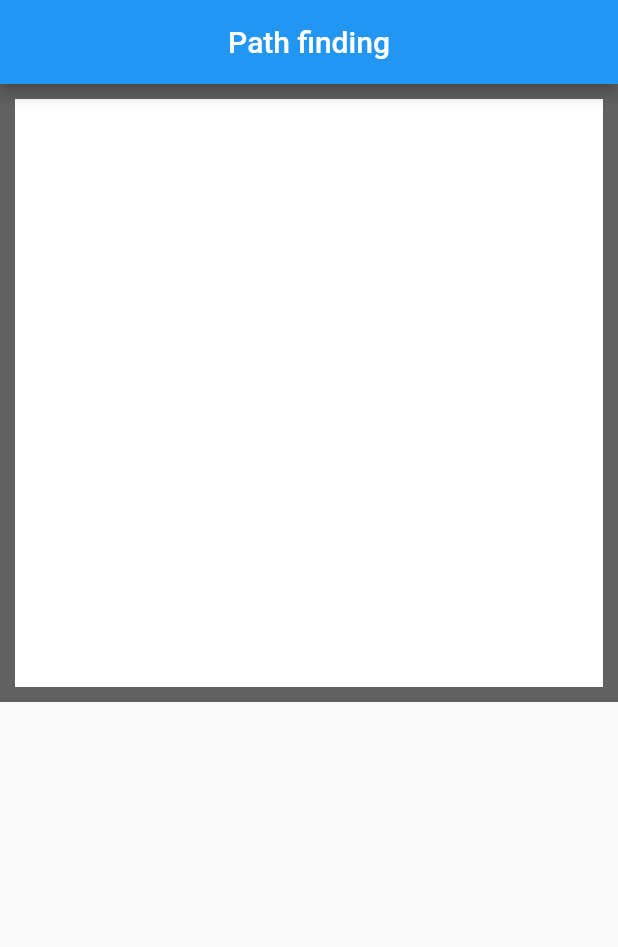
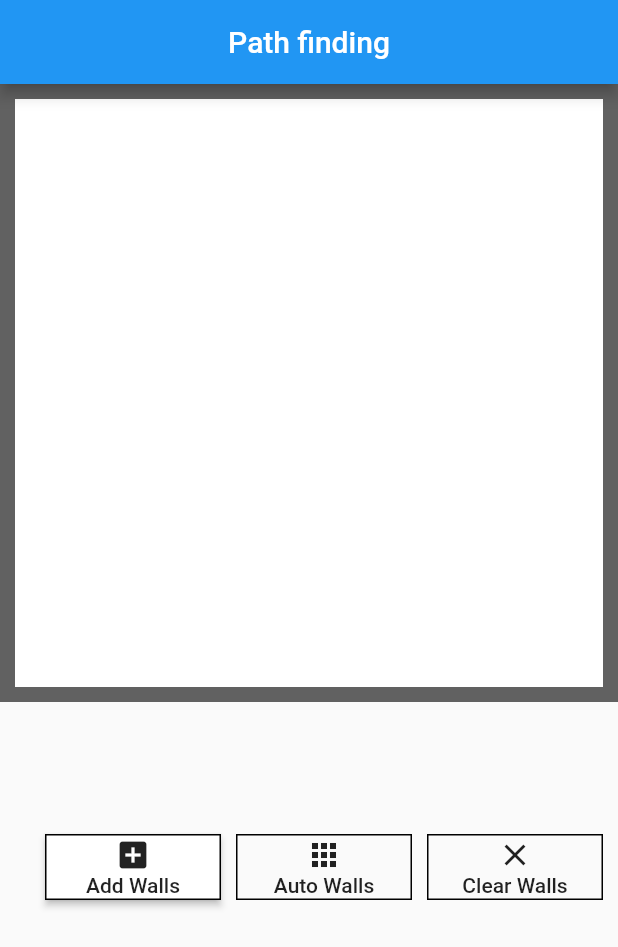
Before and after one commit to patricklopdrup/PathFindingApp, a Flutter app: the screen it shows after launch, on a phone screen of 412 x 824 dp. Shown: the top 947 px of the screen. Run offline on Flutter 3.47's test engine with Material 2 defaults, Android fonts, the phone set to English and light mode, and no system bars.

Commit message:
Added buttons for manually or auto fill walls

```diff
--- /dev/null
+++ b/path_finding/lib/canvasControl.dart
@@ -0,0 +1,85 @@
+import 'package:flutter/material.dart';
+
+class CanvasControl extends StatefulWidget {
+  @override
+  _CanvasControlState createState() => _CanvasControlState();
+}
+
+class _CanvasControlState extends State<CanvasControl> {
+  bool wallButtonPressed = false;
+
+  @override
+  Widget build(BuildContext context) {
+    return Container(
+      padding: EdgeInsets.all(20),
+      child: Row(
+        mainAxisAlignment: MainAxisAlignment.center,
+        children: [
+          // Add wall button
+          Expanded(
+            child: MaterialButton(
+              onPressed: () {
+                setState(() {
+                  wallButtonPressed = !wallButtonPressed;
+                });
+              },
+              child: Padding(
+                padding: const EdgeInsets.all(2.0),
+                child: Column(
+                  children: [
+                    Icon(Icons.add_box),
+                    Text('Add Walls'),
+                  ],
+                ),
+              ),
+              color: wallButtonPressed ? Colors.amber : Colors.white,
+              shape: Border.all(color: Colors.black),
+            ),
+          ),
+          SizedBox(width: 10),
+          // Auto place walls
+          Expanded(
+            child: MaterialButton(
+              onPressed: () {
+                setState(() {
+                  wallButtonPressed = !wallButtonPressed;
+                });
+              },
+              child: Padding(
+                padding: const EdgeInsets.all(2.0),
+                child: Column(
+                  children: [
+                    Icon(Icons.apps),
+                    Text('Auto Walls'),
+                  ],
+                ),
+              ),
+              shape: Border.all(color: Colors.black),
+            ),
+          ),
+          SizedBox(width: 10),
+          // Clear walls
+          Expanded(
+            child: MaterialButton(
+              onPressed: () {
+                setState(() {
+                  wallButtonPressed = !wallButtonPressed;
+                });
+              },
+              child: Padding(
+                padding: const EdgeInsets.all(2.0),
+                child: Column(
+                  children: [
+                    Icon(Icons.clear),
+                    Text('Clear Walls'),
+                  ],
+                ),
+              ),
+              shape: Border.all(color: Colors.black),
+            ),
+          ),
+        ],
+      ),
+    );
+  }
+}
--- a/path_finding/lib/main.dart
+++ b/path_finding/lib/main.dart
@@ -1,5 +1,6 @@
 import 'package:flutter/material.dart';
 import 'package:path_finding/canvas.dart';
+import 'package:path_finding/canvasControl.dart';
 
 void main() {
   runApp(MyApp());
@@ -24,7 +25,12 @@ class MyHomePage extends StatelessWidget {
         title: Text('Path finding'),
         centerTitle: true,
       ),
-      body: MyCanvas(),
+      body: Column(
+        children: [
+          MyCanvas(),
+          CanvasControl(),
+        ],
+      ),
     );
   }
 }
```
